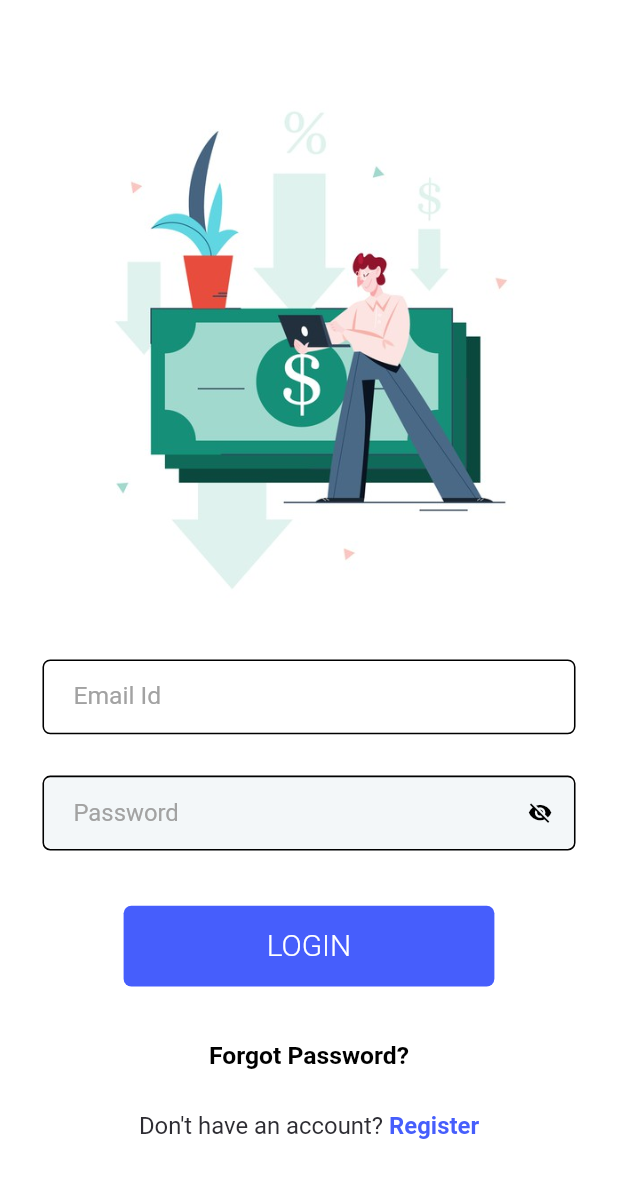
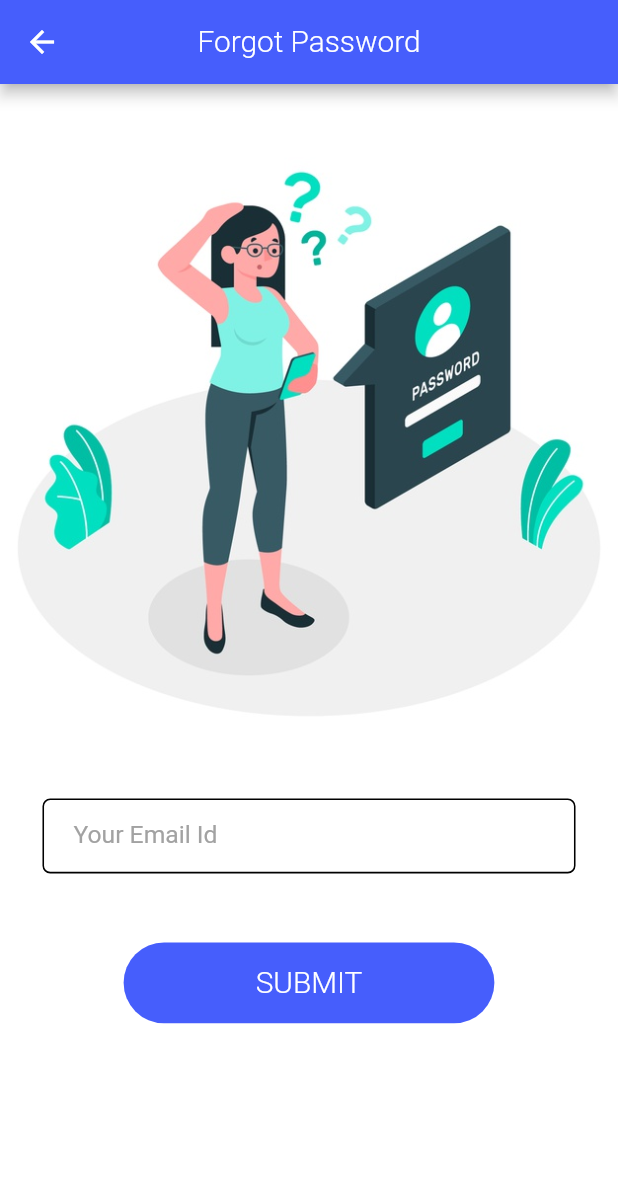
Before and after one commit to ritesh-amit/Suraj, a Flutter app: the Login screen opened directly, after a tap on "Forgot Password?", on a phone screen of 412 x 824 dp. Shown: the top 1178 px of the screen. Run offline on Flutter 3.47's test engine with Material 2 defaults, Android fonts, the phone set to English and light mode, and no system bars; our stand-ins replace firebase_auth, firebase_core, shared_preferences; accounts and stored records are empty.

Commit message:
Forgot Password Added

```diff
--- /dev/null
+++ b/lib/forgotPassword.dart
@@ -0,0 +1,124 @@
+import 'package:firebase_auth/firebase_auth.dart';
+import 'package:flutter/material.dart';
+import 'Utils/SizeConfig.dart';
+import 'Utils/constants.dart';
+import 'package:flutter/cupertino.dart';
+
+class ForgotPassword extends StatelessWidget {
+  final GlobalKey<ScaffoldState> _scaffoldkey = GlobalKey<ScaffoldState>();
+
+  final TextEditingController emailController = TextEditingController();
+
+  @override
+  Widget build(BuildContext context) {
+    SizeConfig().init(context);
+    var b = SizeConfig.screenWidth / 400;
+    var h = SizeConfig.screenHeight / 800;
+    return Scaffold(
+      key: _scaffoldkey,
+      appBar: AppBar(
+        backgroundColor: maC,
+        centerTitle: true,
+        title: Text(
+          'Forgot Password',
+          style: txtS(Colors.white, 20, FontWeight.w300),
+        ),
+      ),
+      backgroundColor: Colors.white,
+      body: SafeArea(
+        child: SingleChildScrollView(
+          child: Container(
+            child: Column(children: [
+              sh(30),
+              Image.asset(
+                'images/3.jpg',
+              ),
+              sh(40),
+              Container(
+                width: b * 345,
+                decoration: BoxDecoration(
+                  color: Colors.white,
+                  borderRadius: BorderRadius.circular(b * 10),
+                ),
+                child: TextField(
+                  controller: emailController,
+                  keyboardType: TextInputType.emailAddress,
+                  style: txtS(Colors.black, 16, FontWeight.w500),
+                  decoration: dec('Your Email Id'),
+                ),
+              ),
+              sh(50),
+              MaterialButton(
+                minWidth: b * 240,
+                splashColor: maC,
+                color: maC,
+                onPressed: () {},
+                padding:
+                    EdgeInsets.symmetric(horizontal: b * 25, vertical: h * 15),
+                shape: RoundedRectangleBorder(
+                  borderRadius: BorderRadius.circular(b * 60),
+                ),
+                elevation: 0,
+                child: Text(
+                  'SUBMIT',
+                  style: txtS(Colors.white, 20, FontWeight.w300),
+                ),
+              ),
+            ]),
+          ),
+        ),
+      ),
+    );
+  }
+
+  InputDecoration dec(String txt) {
+    var b = SizeConfig.screenWidth / 400;
+    var h = SizeConfig.screenHeight / 800;
+
+    return InputDecoration(
+      focusedBorder: OutlineInputBorder(
+        borderSide: BorderSide(color: maC, width: b * 2),
+        borderRadius: BorderRadius.circular(b * 5),
+      ),
+      enabledBorder: OutlineInputBorder(
+        borderSide: BorderSide(color: Colors.black, width: b * 1),
+        borderRadius: BorderRadius.circular(b * 5),
+      ),
+      labelText: txt,
+      labelStyle: TextStyle(
+        color: tc,
+        fontSize: b * 16,
+        fontWeight: FontWeight.w400,
+      ),
+      isDense: true,
+      contentPadding: EdgeInsets.symmetric(
+        vertical: h * 15,
+        horizontal: b * 20,
+      ),
+    );
+  }
+
+  TextStyle txtS(Color col, double siz, FontWeight wg) {
+    return TextStyle(
+      color: col,
+      fontWeight: wg,
+      fontSize: SizeConfig.screenWidth * siz / 414,
+    );
+  }
+
+  SizedBox sh(double h) {
+    return SizedBox(height: SizeConfig.screenHeight * h / 896);
+  }
+
+  void sendVerificationLink() async {
+    String email = emailController.text;
+    await FirebaseAuth.instance
+        .sendPasswordResetEmail(email: email)
+        .then((value) {
+      _scaffoldkey.currentState.showSnackBar(SnackBar(
+        content: Text("Password reset link is sent to your email"),
+        backgroundColor: Colors.yellow,
+      ));
+    });
+  }
+}
--- a/lib/login.dart
+++ b/lib/login.dart
@@ -1,5 +1,6 @@
 import 'package:flutter/material.dart';
 import 'package:flutter/rendering.dart';
+import 'package:suraj/forgotPassword.dart';
 import 'Utils/SizeConfig.dart';
 import 'Utils/constants.dart';
 
@@ -126,7 +127,13 @@ class _LoginState extends State<Login> {
                     ),
                     sh(40),
                     InkWell(
-                      onTap: () {},
+                      onTap: () {
+                        Navigator.of(context).push(
+                          MaterialPageRoute(builder: (context) {
+                            return ForgotPassword();
+                          }),
+                        );
+                      },
                       child: Text(
                         'Forgot Password?',
                         style: TextStyle(
```
